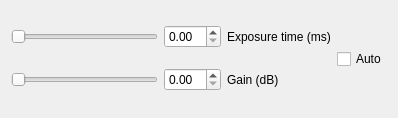
drs251/fringes, file ui/camera_settings_widget.ui: the form before one commit.
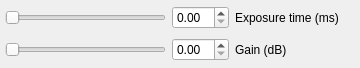
The form after the commit.

Patch:
```diff
--- a/ui/camera_settings_widget.ui
+++ b/ui/camera_settings_widget.ui
@@ -6,57 +6,109 @@
    <rect>
     <x>0</x>
     <y>0</y>
-    <width>398</width>
-    <height>118</height>
+    <width>360</width>
+    <height>68</height>
    </rect>
   </property>
   <property name="windowTitle">
    <string>Form</string>
   </property>
+  <layout class="QVBoxLayout" name="verticalLayout">
+   <property name="leftMargin">
+    <number>5</number>
+   </property>
+   <property name="topMargin">
+    <number>5</number>
+   </property>
+   <property name="rightMargin">
+    <number>5</number>
+   </property>
+   <property name="bottomMargin">
+    <number>5</number>
+   </property>
+   <item>
+    <widget class="QWidget" name="widget_2" native="true">
+     <layout class="QHBoxLayout" name="horizontalLayout_2">
+      <property name="spacing">
+       <number>-1</number>
+      </property>
+      <property name="leftMargin">
+       <number>0</number>
+      </property>
+      <property name="topMargin">
+       <number>0</number>
+      </property>
+      <property name="rightMargin">
+       <number>0</number>
+      </property>
+      <property name="bottomMargin">
+       <number>0</number>
+      </property>
+      <item>
+       <widget class="QSlider" name="exposureTimeSlider">
+        <property name="orientation">
+         <enum>Qt::Horizontal</enum>
+        </property>
+       </widget>
+      </item>
+      <item>
+       <widget class="QDoubleSpinBox" name="exposureTimeSpinBox"/>
+      </item>
+      <item>
+       <widget class="QLabel" name="exposureTimeLabel">
+        <property name="minimumSize">
+         <size>
+          <width>120</width>
+          <height>0</height>
+         </size>
+        </property>
+        <property name="text">
+         <string>Exposure time (ms)</string>
+        </property>
+       </widget>
+      </item>
+     </layout>
+    </widget>
+   </item>
+   <item>
+    <widget class="QWidget" name="widget" native="true">
   <layout class="QHBoxLayout" name="horizontalLayout">
+      <property name="leftMargin">
+       <number>0</number>
+      </property>
+      <property name="topMargin">
+       <number>0</number>
+      </property>
+      <property name="rightMargin">
+       <number>0</number>
+      </property>
+      <property name="bottomMargin">
+       <number>0</number>
+      </property>
    <item>
-    <layout class="QGridLayout" name="gridLayout">
-     <item row="1" column="0">
       <widget class="QSlider" name="gainSlider">
        <property name="orientation">
         <enum>Qt::Horizontal</enum>
        </property>
       </widget>
      </item>
-     <item row="1" column="1">
+      <item>
       <widget class="QDoubleSpinBox" name="gainSpinBox"/>
      </item>
-     <item row="0" column="1">
-      <widget class="QDoubleSpinBox" name="exposureTimeSpinBox"/>
-     </item>
-     <item row="0" column="0">
-      <widget class="QSlider" name="exposureTimeSlider">
-       <property name="orientation">
-        <enum>Qt::Horizontal</enum>
-       </property>
-      </widget>
-     </item>
-     <item row="1" column="2">
+      <item>
       <widget class="QLabel" name="gainLabel">
+        <property name="minimumSize">
+         <size>
+          <width>120</width>
+          <height>0</height>
+         </size>
+        </property>
        <property name="text">
         <string>Gain (dB)</string>
        </property>
       </widget>
      </item>
-     <item row="0" column="2">
-      <widget class="QLabel" name="exposureTimeLabel">
-       <property name="text">
-        <string>Exposure time (ms)</string>
-       </property>
-      </widget>
-     </item>
-    </layout>
-   </item>
-   <item>
-    <widget class="QCheckBox" name="autoCheckBox">
-     <property name="text">
-      <string>Auto</string>
-     </property>
+     </layout>
     </widget>
    </item>
   </layout>
```
Lines whose indentation alone changed are shown as unchanged.
